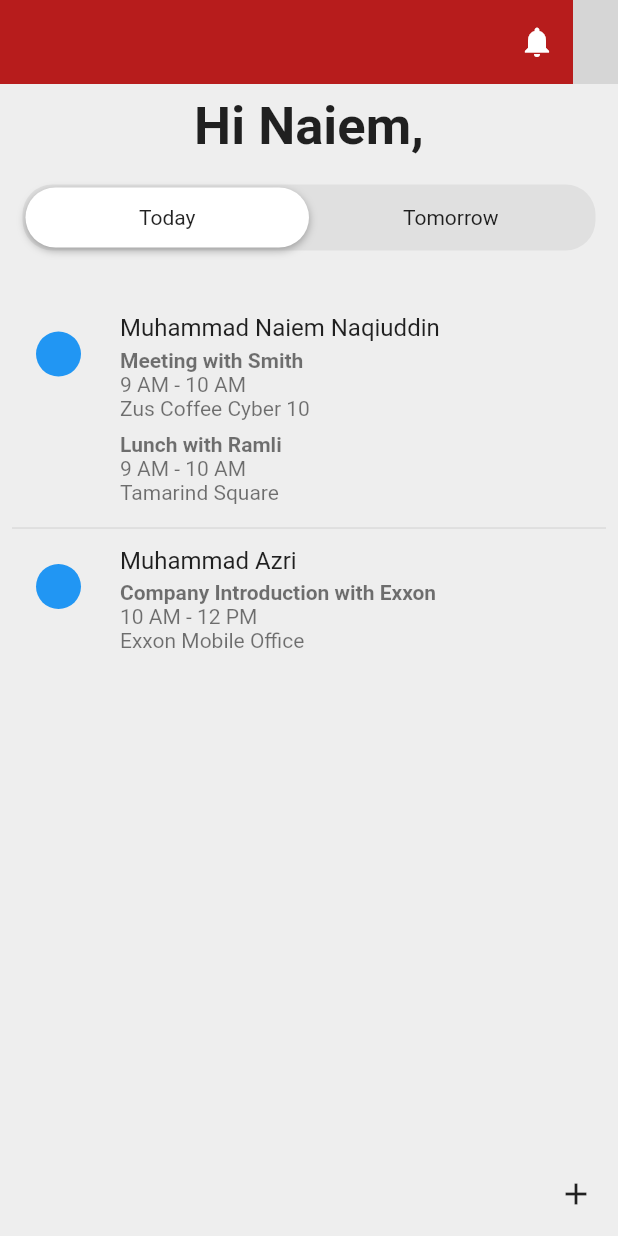
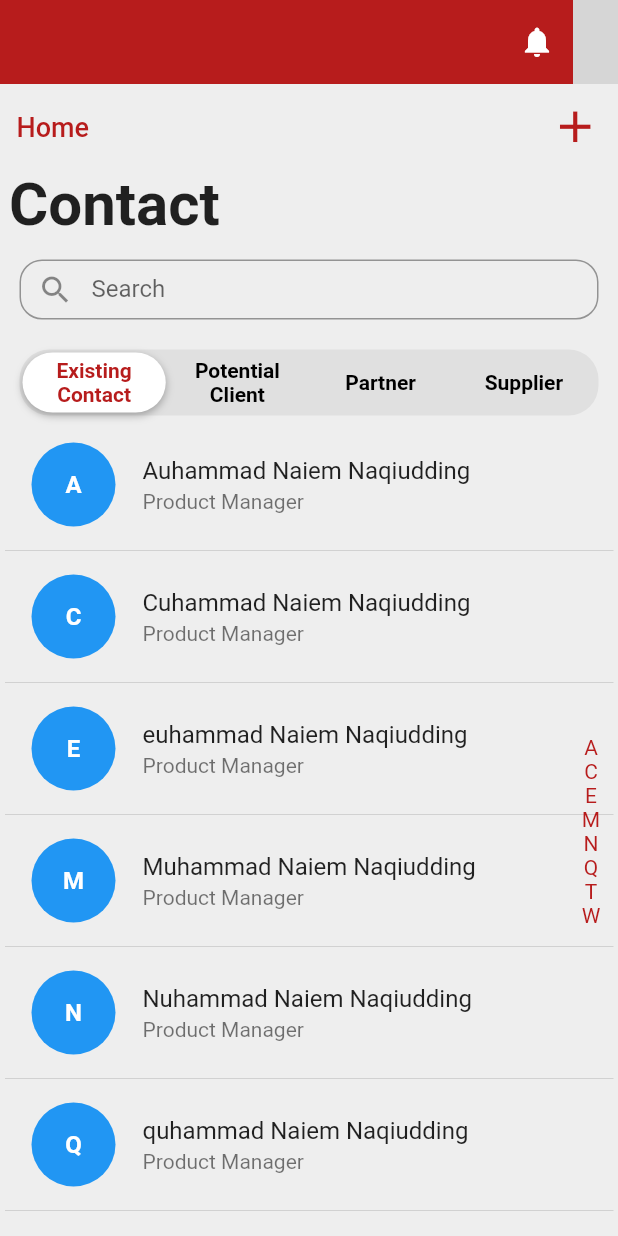
Before and after one commit to najwanhazim/Customer-Relationship-Management, a Flutter app: the screen it shows after launch, on a phone screen of 412 x 824 dp. Run offline on Flutter 3.47's test engine with Material 2 defaults, Android fonts, the phone set to English and light mode, and no system bars; drawn by our look-alikes of azlistview, custom_sliding_segmented_control; our stand-ins replace pie_chart, reactive_forms; missing offline and left inert: bottom_sheet, simple_speed_dial; network calls fail; grey boxes are pictures that could not be loaded.

Commit message:
add contact

```diff
--- /dev/null
+++ b/crm/lib/db/contact.dart
@@ -0,0 +1,12 @@
+import 'package:azlistview/azlistview.dart';
+
+class Contact extends ISuspensionBean {
+  final String name;
+  final String role;
+  final String tag;
+
+  Contact({required this.name, required this.role, required this.tag});
+
+  @override
+  String getSuspensionTag() => tag;
+}
--- a/crm/lib/main.dart
+++ b/crm/lib/main.dart
@@ -1,9 +1,5 @@
-import 'package:crm/dashboard/dashboard_activity.dart';
-import 'package:crm/dashboard/dashboard_individual.dart';
-import 'package:crm/dashboard/dashboard_team_stats.dart';
-import 'package:crm/dashboard/notification.dart';
-import 'package:crm/login/sign_up.dart';
-import 'package:crm/login/sign_up_page_2.dart';
+import 'package:crm/view/contact/contact_home_page.dart';
+import 'package:crm/view/login/sign_up.dart';
 import 'package:flutter/material.dart';
 
 void main() {
@@ -23,7 +19,7 @@ class MyApp extends StatelessWidget {
       ),
       initialRoute: '/',
       routes: {
-        '/' : (context) => DashboardActivity(),
+        '/' : (context) => ContactHomePage(),
       },
     );
   }
--- a/crm/lib/utils/app_theme_constant.dart
+++ b/crm/lib/utils/app_theme_constant.dart
@@ -12,9 +12,12 @@ class AppTheme {
   static Color red = Colors.red.shade200;
   static Color white = Colors.white;
   static Color grey = Colors.grey.shade200;
+  static Color greyPekat = Colors.grey.shade700;
 
   //icon
   static const double radius15 = 15;
+  static const double radius30 = 30;
+  static const double radius50 = 50;
 
   //padding
   static const EdgeInsets padding8 = EdgeInsets.all(8.0);
@@ -47,4 +50,16 @@ class AppTheme {
     indent: AppTheme.radius15,
     endIndent: AppTheme.radius15,
   );
+
+  static double screenHeight(BuildContext context) {
+    return MediaQuery.of(context).size.height;
+  }
+
+  static double screenWidth(BuildContext context) {
+    return MediaQuery.of(context).size.width;
+  }
+
+  static double usableHeight(BuildContext context) {
+    return MediaQuery.of(context).size.height - MediaQuery.of(context).padding.top ;
+  }
 }
--- /dev/null
+++ b/crm/lib/view/contact/contact_home_page.dart
@@ -0,0 +1,430 @@
+import 'package:azlistview/azlistview.dart';
+import 'package:bottom_sheet/bottom_sheet.dart';
+import 'package:crm/utils/app_theme_constant.dart';
+import 'package:crm/utils/app_widget_constant.dart';
+import 'package:crm/view/contact/new_contact.dart';
+import 'package:crm/view/dashboard/dashboard_individual.dart';
+import 'package:custom_sliding_segmented_control/custom_sliding_segmented_control.dart';
+import 'package:flutter/material.dart';
+import 'package:reactive_forms/reactive_forms.dart';
+
+import '../../db/contact.dart';
+
+class ContactHomePage extends StatefulWidget {
+  const ContactHomePage({super.key});
+
+  @override
+  State<ContactHomePage> createState() => _ContactHomePageState();
+}
+
+class _ContactHomePageState extends State<ContactHomePage> {
+  List<Map<String, String>> existing = [
+    {'name': 'Muhammad Naiem Naqiudding', 'role': 'Product Manager'},
+    {'name': 'Nuhammad Naiem Naqiudding', 'role': 'Product Manager'},
+    {'name': 'Auhammad Naiem Naqiudding', 'role': 'Product Manager'},
+    {'name': 'Cuhammad Naiem Naqiudding', 'role': 'Product Manager'},
+    {'name': 'quhammad Naiem Naqiudding', 'role': 'Product Manager'},
+    {'name': 'wuhammad Naiem Naqiudding', 'role': 'Product Manager'},
+    {'name': 'euhammad Naiem Naqiudding', 'role': 'Product Manager'},
+    {'name': 'tuhammad Naiem Naqiudding', 'role': 'Product Manager'}
+  ];
+
+  List<Map<String, String>> potential = [
+    {'name': 'Muhammad Naqiudding', 'role': 'Product'},
+    {'name': 'Muhammad Naqiudding', 'role': 'Product'},
+    {'name': 'Muhammad Naqiudding', 'role': 'Product'},
+    {'name': 'Muhammad Naqiudding', 'role': 'Product'},
+    {'name': 'Muhammad Naqiudding', 'role': 'Product'},
+    {'name': 'Muhammad Naqiudding', 'role': 'Product'},
+  ];
+
+  List<Map<String, String>> partner = [
+    {'name': 'Azri', 'role': 'Product Manager'},
+    {'name': 'Azri', 'role': 'Product Manager'},
+    {'name': 'Azri', 'role': 'Product Manager'},
+    {'name': 'Azri', 'role': 'Product Manager'},
+    {'name': 'Azri', 'role': 'Product Manager'},
+    {'name': 'Azri', 'role': 'Product Manager'},
+  ];
+
+  List<Map<String, String>> supplier = [
+    {'name': 'Ammar', 'role': 'Product Manager'},
+    {'name': 'Ammar', 'role': 'Product Manager'},
+    {'name': 'Ammar', 'role': 'Product Manager'},
+    {'name': 'Ammar', 'role': 'Product Manager'},
+    {'name': 'Ammar', 'role': 'Product Manager'},
+    {'name': 'Ammar', 'role': 'Product Manager'},
+  ];
+
+  //-----------------------fill in field--------------
+  final _form1 = FormGroup({
+    'firstName': FormControl<String>(),
+    'lastName': FormControl<String>(),
+    'company': FormControl<String>(),
+    'position': FormControl<String>(),
+  });
+
+  final _form2 = FormGroup({
+    'phoneNumber': FormControl<String>(),
+    'email': FormControl<String>(),
+  });
+
+  final _form3 = FormGroup({
+    'salutation': FormControl<String>(),
+    'contactType ': FormControl<String>(),
+    'source': FormControl<String>(),
+    'remarks': FormControl<String>(),
+  });
+
+  //---------------------label------------------------
+  final List<String> label1 = [
+    'First Name',
+    'Last Name',
+    'Company',
+    'Position'
+  ];
+  final List<String> label2 = ['Phone Number', 'Email'];
+  final List<String> label3 = [
+    'Salutation',
+    'Contact Type',
+    'Source',
+    'Remarks'
+  ];
+
+  String search = '';
+  int selectedTab = 1;
+
+  List<Contact> allContacts = [];
+
+  @override
+  void initState() {
+    super.initState();
+    updateContactList(); // Initialize contacts based on `selectedTab`.
+  }
+
+  void updateContactList() {
+    List<Map<String, String>> selectedData;
+
+    switch (selectedTab) {
+      case 1:
+        selectedData = existing;
+        break;
+      case 2:
+        selectedData = potential;
+        break;
+      case 3:
+        selectedData = partner;
+        break;
+      case 4:
+        selectedData = supplier;
+        break;
+      default:
+        selectedData = [];
+    }
+
+    setState(() {
+      allContacts = _mapToContacts(selectedData);
+    });
+  }
+
+  List<Contact> _mapToContacts(List<Map<String, String>> data) {
+    return data.map((item) {
+      String name = item['name'] ?? '';
+      return Contact(
+        name: name,
+        role: item['role'] ?? '',
+        tag: name.isNotEmpty ? name[0].toUpperCase() : '#',
+      );
+    }).toList();
+  }
+
+  @override
+  Widget build(BuildContext context) {
+    return Scaffold(
+      backgroundColor: AppTheme.grey,
+      appBar: appBarPage(context),
+      body: Padding(
+        padding: AppTheme.padding3,
+        child: Column(
+          crossAxisAlignment: CrossAxisAlignment.start,
+          children: [
+            Row(
+              mainAxisAlignment: MainAxisAlignment.spaceBetween,
+              children: [
+                TextButton(
+                  onPressed: () {
+                    Navigator.push(context,
+                        MaterialPageRoute(builder: (context) {
+                      return DashboardIndividual();
+                    }));
+                  },
+                  child: Text(
+                    'Home',
+                    style: TextStyle(color: AppTheme.redMaroon, fontSize: 18),
+                  ),
+                ),
+                IconButton(
+                  onPressed: () {
+                    displayBottomSheet(context);
+                    // Navigator.push(context,
+                    //     MaterialPageRoute(builder: (context) {
+                    //   return NewContact();
+                    // }));
+                  },
+                  icon: Icon(Icons.add),
+                  color: AppTheme.redMaroon,
+                  iconSize: 35,
+                ),
+              ],
+            ),
+            const Padding(
+              padding: AppTheme.padding3,
+              child: Text(
+                'Contact',
+                style: TextStyle(fontSize: 40, fontWeight: FontWeight.bold),
+              ),
+            ),
+            searchBar(search),
+            tab(),
+            Expanded(child: alphabetScroll()),
+          ],
+        ),
+      ),
+    );
+  }
+
+  Widget searchBar(String search) {
+    return Padding(
+      padding: AppTheme.padding10,
+      child: SizedBox(
+        height: 40,
+        child: TextField(
+          onChanged: (value) {
+            setState(() {
+              search = value;
+            });
+          },
+          decoration: InputDecoration(
+              labelText: 'Search',
+              prefixIcon: const Icon(Icons.search),
+              border: OutlineInputBorder(
+                borderRadius: BorderRadius.circular(15),
+              )),
+        ),
+      ),
+    );
+  }
+
+  Widget tab() {
+    return Container(
+      margin: AppTheme.padding10,
+      child: CustomSlidingSegmentedControl(
+        initialValue: selectedTab,
+        children: {
+          1: Text(
+            'Existing Contact',
+            style: TextStyle(
+                color: selectedTab == 1 ? AppTheme.redMaroon : Colors.black,
+                fontWeight: FontWeight.bold),
+            textAlign: TextAlign.center,
+          ),
+          2: Text(
+            'Potential Client',
+            style: TextStyle(
+                color: selectedTab == 2 ? AppTheme.redMaroon : Colors.black,
+                fontWeight: FontWeight.bold),
+            textAlign: TextAlign.center,
+          ),
+          3: Text(
+            'Partner',
+            style: TextStyle(
+                color: selectedTab == 3 ? AppTheme.redMaroon : Colors.black,
+                fontWeight: FontWeight.bold),
+            textAlign: TextAlign.center,
+          ),
+          4: Text(
+            'Supplier',
+            style: TextStyle(
+                color: selectedTab == 4 ? AppTheme.redMaroon : Colors.black,
+                fontWeight: FontWeight.bold),
+            textAlign: TextAlign.center,
+          )
+        },
+        decoration: BoxDecoration(
+            color: Colors.grey[300], borderRadius: BorderRadius.circular(20)),
+        thumbDecoration: BoxDecoration(
+          color: AppTheme.white,
+          borderRadius: BorderRadius.circular(20),
+          boxShadow: [
+            BoxShadow(
+              color: Colors.black.withOpacity(0.3),
+              blurRadius: 4,
+              offset: const Offset(0, 2),
+            ),
+          ],
+        ),
+        isStretch: true,
+        onValueChanged: (value) {
+          setState(() {
+            selectedTab = value;
+          });
+          updateContactList();
+        },
+      ),
+    );
+  }
+
+  Widget alphabetScroll() {
+    SuspensionUtil.sortListBySuspensionTag(allContacts);
+
+    return AzListView(
+      data: allContacts,
+      indexBarOptions:
+          IndexBarOptions(textStyle: TextStyle(color: AppTheme.redMaroon)),
+      itemCount: allContacts.length,
+      itemBuilder: (context, index) {
+        final contact = allContacts[index];
+
+        return Column(
+          children: [
+            ListTile(
+              leading: CircleAvatar(
+                radius: AppTheme.radius30,
+                backgroundColor: Colors.blue,
+                child: Text(
+                  contact.name.isNotEmpty ? contact.name[0].toUpperCase() : '',
+                  style: const TextStyle(
+                      color: Colors.white, fontWeight: FontWeight.bold),
+                ),
+              ),
+              title: Text(contact.name),
+              subtitle: Text(contact.role),
+            ),
+            if (index != allContacts.length - 1) const Divider(),
+          ],
+        );
+      },
+      indexBarData: SuspensionUtil.getTagIndexList(allContacts),
+    );
+  }
+
+  Future displayBottomSheet(BuildContext context) {
+    return showModalBottomSheet(
+      context: context,
+      shape: const RoundedRectangleBorder(
+        borderRadius: BorderRadius.vertical(top: Radius.circular(30)),
+      ),
+      backgroundColor: AppTheme.grey,
+      isScrollControlled: true,
+      builder: (context) {
+        return SafeArea(
+          child: SizedBox(
+            height: AppTheme.usableHeight(context),
+            child: Column(
+              crossAxisAlignment: CrossAxisAlignment.center,
+              children: [
+                Container(
+                  decoration: const BoxDecoration(
+                    color: Colors.white,
+                    borderRadius: BorderRadius.vertical(
+                      top: Radius.circular(30),
+                    ),
+                  ),
+                  padding: const EdgeInsets.symmetric(horizontal: 16),
+                  height: 60,
+                  child: Row(
+                    mainAxisAlignment: MainAxisAlignment.spaceBetween,
+                    children: [
+                      TextButton(
+                        onPressed: () {
+                          Navigator.pop(context);
+                        },
+                        child: Text(
+                          'Cancel',
+                          style: TextStyle(
+                            color: AppTheme.redMaroon,
+                            fontSize: 18,
+                          ),
+                        ),
+                      ),
+                      const Text(
+                        'New Contact',
+                        style: TextStyle(
+                          fontWeight: FontWeight.bold,
+                          fontSize: 18,
+                          color: Colors.black,
+                        ),
+                      ),
+                      TextButton(
+                        onPressed: () {},
+                        child: Text(
+                          'Save',
+                          style: TextStyle(
+                            color: AppTheme.redMaroon,
+                            fontSize: 18,
+                          ),
+                        ),
+                      ),
+                    ],
+                  ),
+                ),
+                Expanded(
+                  child: Scaffold(
+                    resizeToAvoidBottomInset: true,
+                    body: SingleChildScrollView(
+                      child: Container(
+                        margin: AppTheme.padding8,
+                        child: SafeArea(
+                          child: Column(
+                            children: [
+                              CircleAvatar(
+                                radius: AppTheme.radius50,
+                                backgroundColor: Colors.blue,
+                              ),
+                              // Form sections
+                              reactiveForm(_form1, label1),
+                              reactiveForm(_form2, label2),
+                              reactiveForm(_form3, label3),
+                            ],
+                          ),
+                        ),
+                      ),
+                    ),
+                  ),
+                )
+              ],
+            ),
+          ),
+        );
+      },
+    );
+  }
+}
+
+ // Widget listContact(List<Map<String, String>> data) {
+  //   return ListView.separated(
+  //     itemCount: data.length,
+  //     itemBuilder: (context, index) {
+
+  //       String name = data[index]['name']!;
+  //       String firstLetter = name.isNotEmpty ? name[0] : '';
+
+  //       return ListTile(
+  //         leading: CircleAvatar(
+  //           radius: AppTheme.radius30,
+  //           backgroundColor: AppTheme.greyPekat,
+  //           child: Text(
+  //             firstLetter.toUpperCase(),
+  //             style: const TextStyle(
+  //               color: Colors.white,
+  //               fontWeight: FontWeight.bold,
+  //             ),
+  //           ),
+  //         ),
+  //         title: Text(data[index]['name']!),
+  //         subtitle: Text(data[index]['role']!),
+  //       );
+  //     },
+  //     separatorBuilder: (context, index) => const Divider(),
+  //   );
+  // }
--- a/crm/lib/dashboard/dashboard_activity.dart
+++ b/crm/lib/view/dashboard/dashboard_activity.dart
@@ -1,8 +1,8 @@
 import 'package:custom_sliding_segmented_control/custom_sliding_segmented_control.dart';
 import 'package:flutter/material.dart';
 
-import '../utils/app_theme_constant.dart';
-import '../utils/app_widget_constant.dart';
+import '../../utils/app_theme_constant.dart';
+import '../../utils/app_widget_constant.dart';
 
 class DashboardActivity extends StatefulWidget {
   const DashboardActivity({super.key});
--- a/crm/lib/dashboard/dashboard_individual.dart
+++ b/crm/lib/view/dashboard/dashboard_individual.dart
@@ -1,7 +1,7 @@
 import 'package:crm/utils/app_widget_constant.dart';
 import 'package:flutter/material.dart';
 
-import '../utils/app_theme_constant.dart';
+import '../../utils/app_theme_constant.dart';
 
 class DashboardIndividual extends StatefulWidget {
   const DashboardIndividual({super.key});
@@ -31,25 +31,7 @@ class _DashboardIndividualState extends State<DashboardIndividual> {
                   fontWeight: FontWeight.bold),
             ),
           ),
-          Padding(
-            padding: AppTheme.padding10,
-            child: SizedBox(
-              height: 40,
-              child: TextField(
-                onChanged: (value) {
-                  setState(() {
-                    search = value;
-                  });
-                },
-                decoration: InputDecoration(
-                    labelText: 'Search',
-                    prefixIcon: const Icon(Icons.search),
-                    border: OutlineInputBorder(
-                      borderRadius: BorderRadius.circular(15),
-                    )),
-              ),
-            ),
-          ),
+          searchBar(search),
           dashboard(),
           AppTheme.box10,
           const Text(
@@ -113,4 +95,26 @@ class _DashboardIndividualState extends State<DashboardIndividual> {
       floatingActionButton: speedDial(),
     );
   }
+
+  Widget searchBar(String search) {
+    return Padding(
+      padding: AppTheme.padding10,
+      child: SizedBox(
+        height: 40,
+        child: TextField(
+          onChanged: (value) {
+            setState(() {
+              search = value;
+            });
+          },
+          decoration: InputDecoration(
+              labelText: 'Search',
+              prefixIcon: const Icon(Icons.search),
+              border: OutlineInputBorder(
+                borderRadius: BorderRadius.circular(15),
+              )),
+        ),
+      ),
+    );
+  }
 }
--- a/crm/lib/dashboard/dashboard_team_stats.dart
+++ b/crm/lib/view/dashboard/dashboard_team_stats.dart
@@ -1,7 +1,7 @@
 import 'package:flutter/material.dart';
 
-import '../utils/app_theme_constant.dart';
-import '../utils/app_widget_constant.dart';
+import '../../utils/app_theme_constant.dart';
+import '../../utils/app_widget_constant.dart';
 
 class DashboardStats extends StatefulWidget {
   const DashboardStats({super.key});
--- a/crm/lib/dashboard/notification.dart
+++ b/crm/lib/view/dashboard/notification.dart
@@ -1,7 +1,7 @@
 import 'package:crm/utils/app_widget_constant.dart';
 import 'package:flutter/material.dart';
 
-import '../utils/app_theme_constant.dart';
+import '../../utils/app_theme_constant.dart';
 
 class NotificationPage extends StatefulWidget {
   const NotificationPage({super.key});
--- a/crm/lib/login/sign_up_page_2.dart
+++ b/crm/lib/view/login/sign_up_page_2.dart
@@ -1,7 +1,7 @@
 import 'package:crm/utils/app_widget_constant.dart';
 import 'package:flutter/material.dart';
 
-import '../utils/app_theme_constant.dart';
+import '../../utils/app_theme_constant.dart';
 
 class SignUp2 extends StatefulWidget {
   const SignUp2({Key? key, required this.title, required this.subtitle, required this.iconText, this.isShow = false}) : super(key: key);
--- a/crm/pubspec.yaml
+++ b/crm/pubspec.yaml
@@ -39,6 +39,8 @@ dependencies:
   # The following adds the Cupertino Icons font to your application.
   # Use with the CupertinoIcons class for iOS style icons.
   cupertino_icons: ^1.0.2
+  azlistview: ^2.0.0
+  bottom_sheet: 3.1.2
 
 dev_dependencies:
   flutter_test:
```
Also changed, not shown: crm/lib/utils/app_widget_constant.dart (+6 -5 lines), crm/lib/view/contact/new_contact.dart (added, +86 -0 lines), crm/lib/view/login/sign_up.dart (renamed from crm/lib/login/sign_up.dart, +2 -6 lines), crm/pubspec.lock.
